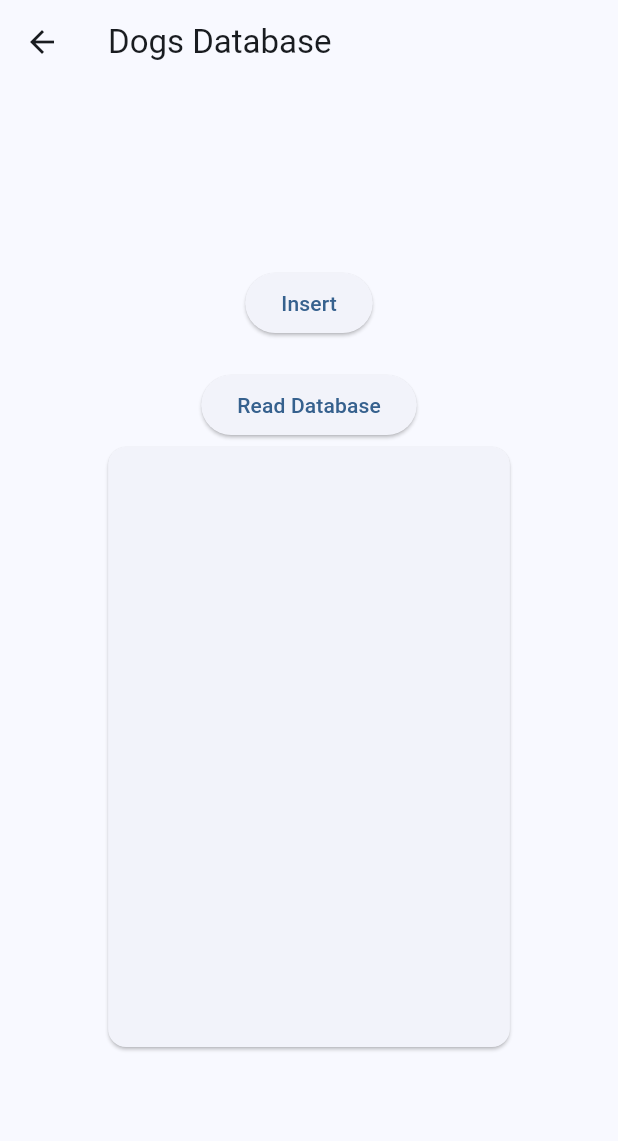
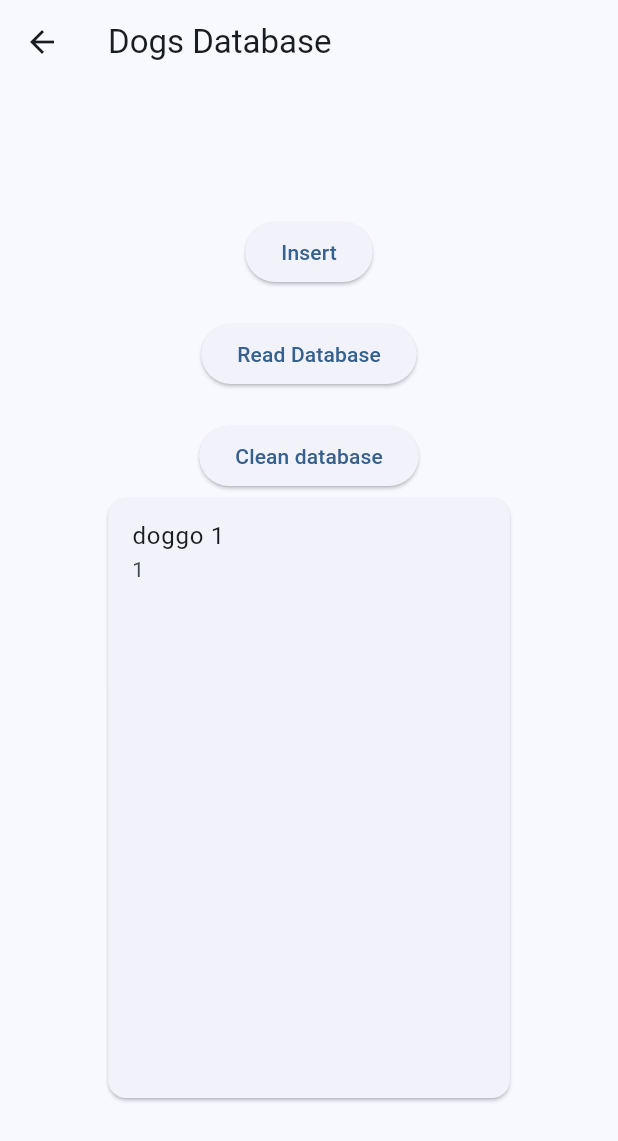
Before and after one commit to MRandl/megamuscle, a Flutter app: the DbInteractRoute screen opened directly, after a tap on "Insert", on a phone screen of 412 x 824 dp. Shown: the top 1141 px of the screen. Run offline on Flutter 3.47's test engine with Material 2 defaults, Android fonts, the phone set to English and light mode, and no system bars; our stand-ins replace sqflite; accounts and stored records are empty.

Commit message:
added deletion capabilities

```diff
--- a/lib/dataStore.dart
+++ b/lib/dataStore.dart
@@ -41,6 +41,10 @@ class DogDataStore {
     });
   }
 
+  Future<void> cleanDb() {
+    return _db.delete('dogs');
+  }
+
   void close() {
     _db.close();
   }
--- a/lib/dbInteractRoute.dart
+++ b/lib/dbInteractRoute.dart
@@ -25,6 +25,10 @@ class _DbInteractRouteState extends State<DbInteractRoute> {
 
   Future<List<Dog>> dumpDb() async {
     return (await db).getAllDogs();
+  }
+
+  Future<void> onClean() async {
+    db.then((database) => database.cleanDb());
   }
 
   @override
@@ -64,7 +68,8 @@ class _DbInteractRouteState extends State<DbInteractRoute> {
                   counter = newCounter;
                 });
                 onInsert(newCounter, "doggo $newCounter");
-                },
+                refreshState();
+              },
               child: const Text('Insert'),
             ),
             const SizedBox(height: 20,),
@@ -72,15 +77,20 @@ class _DbInteractRouteState extends State<DbInteractRoute> {
               onPressed: () { refreshState(); },
               child: const Text('Read Database'),
             ),
+            const SizedBox(height: 20,),
+            ElevatedButton(
+              onPressed: () { onClean(); refreshState(); },
+              child: const Text('Clean database'),
+            ),
             FutureBuilder<List<Dog>>(
               future: dogsList,
               builder: (context, snapshot) {
-                if (snapshot.hasData && snapshot.connectionState != ConnectionState.waiting) {
+                if (snapshot.hasData) {
                   final dogDump = snapshot.data != null ? snapshot.data! : <Dog>[];
                   return Card(
                       child : Container(
                           constraints: BoxConstraints(minHeight: 100, maxHeight: 400, maxWidth: MediaQuery.of(context).size.width * 0.65),
-                          child: ListView.builder(
+                          child: Scrollbar(child: ListView.builder(
                             scrollDirection: Axis.vertical,
                             itemCount: dogDump.length,
                             itemBuilder: (context, index) {
@@ -91,7 +101,7 @@ class _DbInteractRouteState extends State<DbInteractRoute> {
                                 subtitle: Text(item.id.toString()),
                               );
                             },
-                          )
+                          ))
                       )
                   );
                 } else {
```
